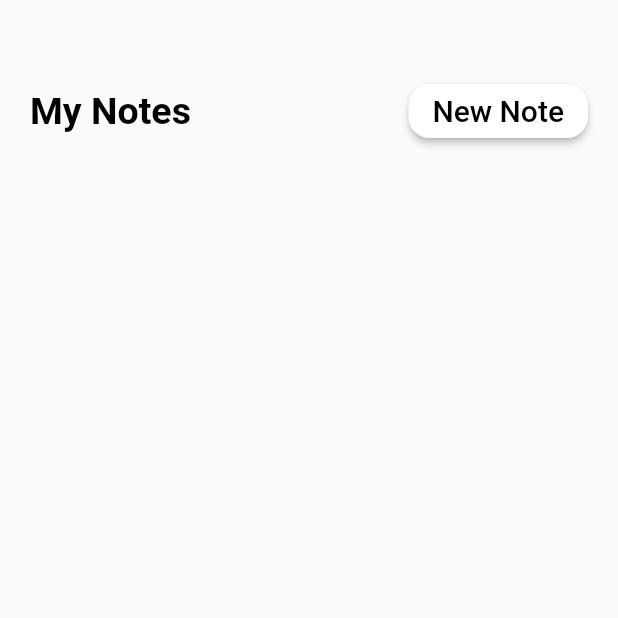
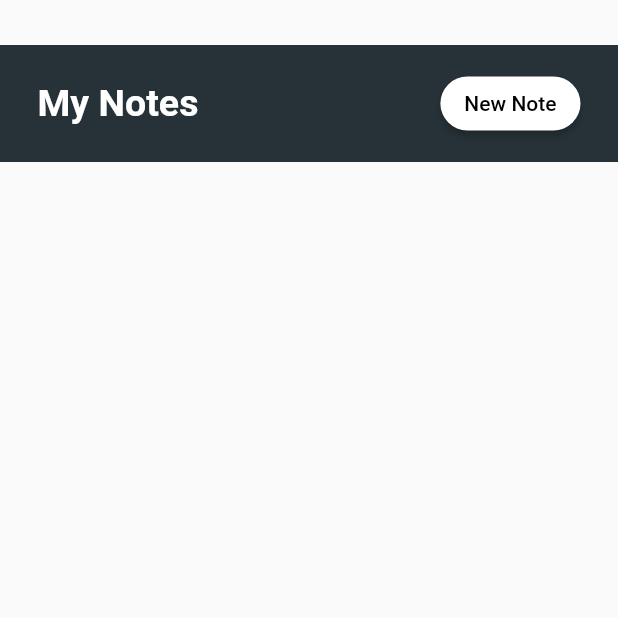
Before and after one commit to RenatoFloresV/notes, a Flutter app: the screen it shows after launch, on a phone screen of 412 x 824 dp, the top half of it. Run offline on Flutter 3.47's test engine with Material 2 defaults, Android fonts, the phone set to English and light mode, and no system bars; our stand-ins replace sqflite; accounts and stored records are empty.

Commit message:
Andres es gei

```diff
--- a/lib/main.dart
+++ b/lib/main.dart
@@ -1,6 +1,5 @@
 import 'package:flutter/material.dart';
 import 'package:notes_app/screens/todo_list_screen.dart';
-
 
 void main() {
   runApp(MyApp());
--- a/lib/screens/todo_list_screen.dart
+++ b/lib/screens/todo_list_screen.dart
@@ -26,9 +26,10 @@ class _TodoListScreenState extends State<TodoListScreen> {
   Widget _buildNote(Note note) {
     return Padding(
         padding: EdgeInsets.symmetric(horizontal: 25.0),
-      child: Column(
-        children: [
-          ListTile(
+        child: Container(
+            decoration:
+                BoxDecoration(border: Border(bottom: BorderSide(color: Theme.of(context).dividerColor))),
+            child: ListTile(
               title: Text(
                 note.title,
                 style: TextStyle(
@@ -50,10 +51,7 @@ class _TodoListScreenState extends State<TodoListScreen> {
                   MaterialPageRoute(
                       builder: (_) => AddNewNote(
                           updateNoteList: _updateNoteList, note: note))),
-          )
-        ],
-      ),
-    );
+            )));
   }
 
   @override
@@ -78,21 +76,22 @@ class _TodoListScreenState extends State<TodoListScreen> {
                 itemCount: 1 + snapshot.data.length,
                 itemBuilder: (BuildContext context, int index) {
                   if (index == 0) {
-                    return Padding(
+                    return Container(
+                      color: Colors.blueGrey[900],
                       padding: EdgeInsets.symmetric(
-                          horizontal: 20.0, vertical: 20.0),
+                          horizontal: 25.0, vertical: 15.0),
                       child: Row(children: [
                         Text(
                           "My Notes",
                           style: TextStyle(
-                              color: Colors.black,
+                              color: Colors.white,
                               fontSize: 25.0,
                               fontWeight: FontWeight.bold),
                         ),
                         Spacer(),
                         RaisedButton(
                           shape: RoundedRectangleBorder(
-                            borderRadius: BorderRadius.circular(14.0),
+                            borderRadius: BorderRadius.circular(30.0),
                           ),
                           onPressed: () {
                             Navigator.push(
@@ -106,7 +105,7 @@ class _TodoListScreenState extends State<TodoListScreen> {
                           color: Colors.white,
                           textColor: Colors.black,
                           child:
-                              Text('New Note', style: TextStyle(fontSize: 20)),
+                              Text('New Note', style: TextStyle(fontSize: 14)),
                         ),
 
                         //SizedBox(height: 10.0),
@@ -114,7 +113,7 @@ class _TodoListScreenState extends State<TodoListScreen> {
                       ]),
                     );
                   }
-                  return _buildNote(snapshot.data[index - 1]);
+                  return (_buildNote(snapshot.data[index - 1]));
                 },
               );
             }));
```
Lines whose indentation alone changed are shown as unchanged.
